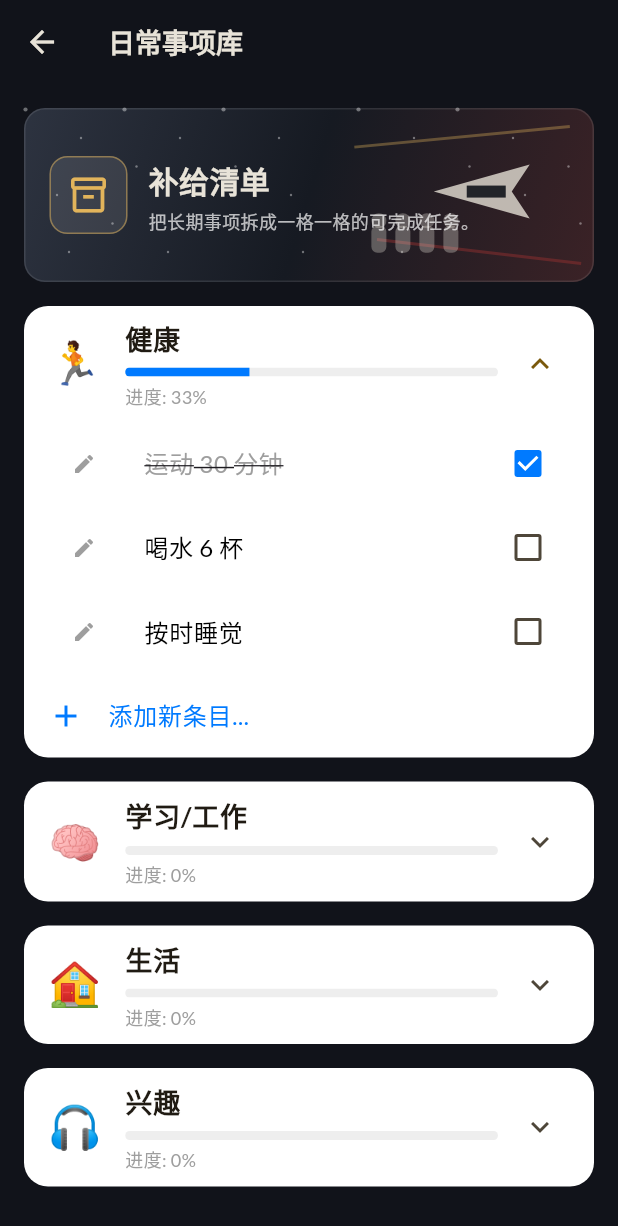
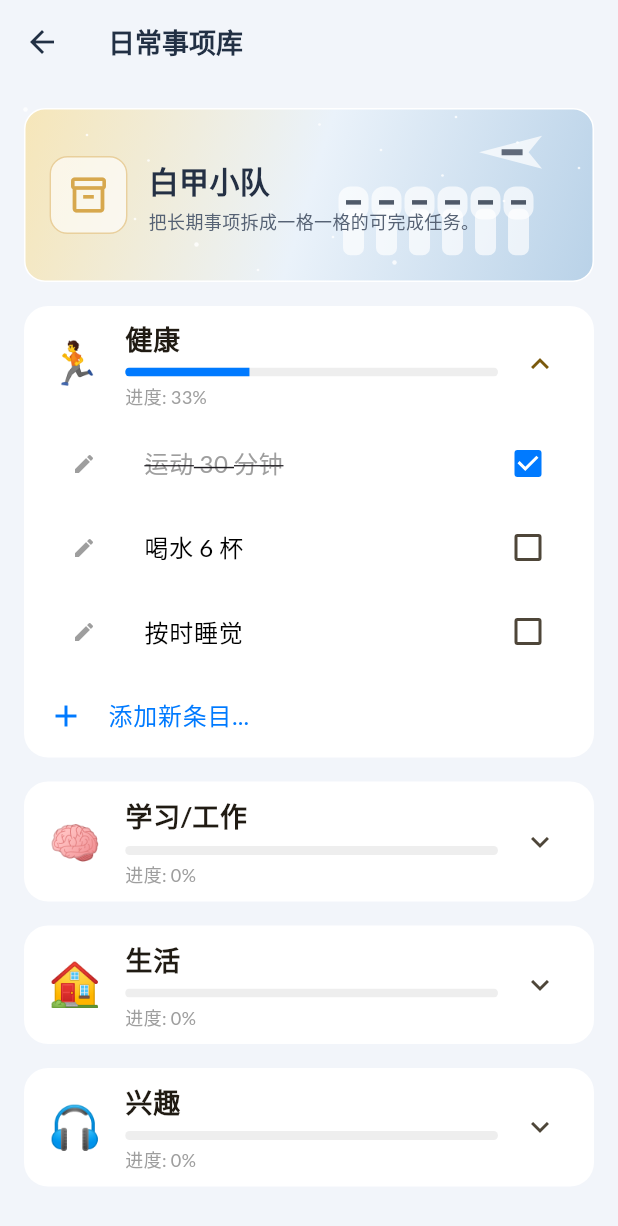
Before and after one commit to enoch-crypto/winterplan, a Flutter app: the HomeworkTab screen opened directly, after a tap on "健康", after a tap on "运动 30 分钟", on a phone screen of 412 x 824 dp. Shown: the top 1226 px of the screen. Run offline on Flutter 3.47's test engine with Material 3 defaults, Android fonts, the phone set to English and light mode, and no system bars; our stand-ins replace file_picker, fl_chart, google_fonts, share_plus, shared_preferences; accounts and stored records are empty.

Commit message:
Brighten prequel-inspired app identity

```diff
--- a/lib/main.dart
+++ b/lib/main.dart
@@ -493,12 +493,12 @@ class AppState extends ChangeNotifier {
 // 3. UI 主入口
 // ==========================================
 
-const _spaceBackground = Color(0xFF11131A);
-const _spacePanel = Color(0xFF1A1E28);
-const _spaceNav = Color(0xFF252B36);
-const _spaceAmber = Color(0xFFE2B45B);
-const _spaceRed = Color(0xFF9B3030);
-const _armorWhite = Color(0xFFE8E3D8);
+const _spaceBackground = Color(0xFFF2F5FA);
+const _spacePanel = Color(0xFFFFFFFF);
+const _spaceNav = Color(0xFFE8EEF7);
+const _spaceAmber = Color(0xFFD7A84D);
+const _spaceBlue = Color(0xFF5F86B8);
+const _armorWhite = Color(0xFFF5F1E8);
 
 class SpacePersona {
   final String id;
@@ -527,7 +527,7 @@ const _dailyPersonas = [
     subtitle: '适合把今天拆成清晰步骤，稳稳推进。',
     eraLabel: '前传感 / 白甲军团',
     armorColor: _armorWhite,
-    accentColor: _spaceRed,
+    accentColor: _spaceBlue,
     visorColor: Color(0xFF20242C),
   ),
   SpacePersona(
@@ -536,44 +536,44 @@ const _dailyPersonas = [
     subtitle: '适合探索新任务，先观察，再行动。',
     eraLabel: '前传感 / 沙地巡逻',
     armorColor: Color(0xFFD7C29A),
-    accentColor: Color(0xFF6E7F58),
+    accentColor: Color(0xFFB68C45),
     visorColor: Color(0xFF1C2322),
   ),
   SpacePersona(
     id: 'void-deck-trooper',
     title: '星舰甲板兵',
     subtitle: '适合处理杂事、整理空间、保持秩序。',
-    eraLabel: '正传感 / 星舰值守',
+    eraLabel: '前传感 / 银白星舰',
     armorColor: Color(0xFFDDE1E7),
-    accentColor: Color(0xFF4A4F58),
+    accentColor: Color(0xFF6A8CAF),
     visorColor: Color(0xFF111318),
   ),
   SpacePersona(
     id: 'twin-sun-guard',
     title: '双日守卫',
     subtitle: '适合长时间专注，慢一点也没关系。',
-    eraLabel: '正传感 / 荒漠基地',
+    eraLabel: '前传感 / 双日星港',
     armorColor: Color(0xFFE7D6B5),
-    accentColor: Color(0xFFB56A35),
+    accentColor: Color(0xFFC4934D),
     visorColor: Color(0xFF26201A),
   ),
   SpacePersona(
     id: 'red-stripe-vanguard',
-    title: '红纹先锋',
+    title: '金纹先锋',
     subtitle: '适合开局困难的一天，用第一步破局。',
     eraLabel: '前传感 / 突击小队',
     armorColor: _armorWhite,
-    accentColor: Color(0xFFC14137),
+    accentColor: Color(0xFFD7A84D),
     visorColor: Color(0xFF22252B),
   ),
   SpacePersona(
     id: 'black-bridge-officer',
-    title: '黑桥指挥官',
+    title: '议会护卫官',
     subtitle: '适合做计划、排优先级、压住节奏。',
-    eraLabel: '正传感 / 冷色舰桥',
-    armorColor: Color(0xFF2E333D),
-    accentColor: _spaceAmber,
-    visorColor: Color(0xFF0B0C10),
+    eraLabel: '前传感 / 都城议会',
+    armorColor: Color(0xFFE9EEF5),
+    accentColor: Color(0xFF7C94B4),
+    visorColor: Color(0xFF1C2733),
   ),
 ];
 
@@ -598,7 +598,7 @@ class WinterApp extends StatelessWidget {
   @override
   Widget build(BuildContext context) {
     return MaterialApp(
-      title: 'Enoch 奇迹化',
+      title: 'Enoch日常打卡',
       debugShowCheckedModeBanner: false,
       theme: ThemeData(
         brightness: Brightness.light,
@@ -612,8 +612,10 @@ class WinterApp extends StatelessWidget {
           surfaceTintColor: Colors.transparent,
           elevation: 0,
           titleTextStyle: TextStyle(
-              color: _armorWhite, fontWeight: FontWeight.bold, fontSize: 18),
-          iconTheme: IconThemeData(color: _armorWhite),
+              color: Color(0xFF223044),
+              fontWeight: FontWeight.bold,
+              fontSize: 18),
+          iconTheme: IconThemeData(color: Color(0xFF223044)),
         ),
         cardTheme: CardThemeData(
           color: Colors.white,
@@ -727,10 +729,10 @@ class DashboardTab extends StatelessWidget {
         title: Column(
           crossAxisAlignment: CrossAxisAlignment.start,
           children: [
-            const Text("Enoch 奇迹化",
+            const Text("Enoch日常打卡",
                 style: TextStyle(fontSize: 20, fontWeight: FontWeight.bold)),
             const Text("安排、专注、复盘，每天都能微调",
-                style: TextStyle(fontSize: 10, color: Colors.white60)),
+                style: TextStyle(fontSize: 10, color: Color(0xFF6A7482))),
           ],
         ),
         actions: [
@@ -752,9 +754,10 @@ class DashboardTab extends StatelessWidget {
         padding: const EdgeInsets.all(16),
         children: [
           const _SectorBanner(
-            title: "今日舰桥",
-            subtitle: "把任务排成航线，按优先级推进。",
-            icon: Icons.public,
+            title: "都城晨光",
+            subtitle: "把任务排成清晰航线，按优先级推进。",
+            icon: Icons.wb_sunny_outlined,
+            variant: SectorVariant.city,
           ),
           if (currentItem != null || nextItem != null)
             GestureDetector(
@@ -1220,12 +1223,12 @@ class _DailyPersonaCard extends StatelessWidget {
           begin: Alignment.topLeft,
           end: Alignment.bottomRight,
           colors: [
-            const Color(0xFF242833),
-            persona.accentColor.withValues(alpha: 0.55),
-            const Color(0xFF08090D),
+            const Color(0xFFF7E7BD),
+            const Color(0xFFEAF3FB),
+            persona.accentColor.withValues(alpha: 0.35),
           ],
         ),
-        border: Border.all(color: Colors.white.withValues(alpha: 0.1)),
+        border: Border.all(color: Colors.white),
       ),
       child: Stack(
         children: [
@@ -1263,7 +1266,7 @@ class _DailyPersonaCard extends StatelessWidget {
                 Text(
                   persona.title,
                   style: const TextStyle(
-                    color: _armorWhite,
+                    color: Color(0xFF243044),
                     fontSize: 24,
                     fontWeight: FontWeight.w800,
                   ),
@@ -1272,7 +1275,7 @@ class _DailyPersonaCard extends StatelessWidget {
                 Text(
                   persona.subtitle,
                   style: const TextStyle(
-                    color: Colors.white70,
+                    color: Color(0xFF566274),
                     fontSize: 13,
                     height: 1.35,
                   ),
@@ -1281,8 +1284,9 @@ class _DailyPersonaCard extends StatelessWidget {
                 FilledButton.icon(
                   style: FilledButton.styleFrom(
                     backgroundColor: isFavorited ? _spaceAmber : Colors.white12,
-                    foregroundColor:
-                        isFavorited ? const Color(0xFF181818) : _armorWhite,
+                    foregroundColor: isFavorited
+                        ? const Color(0xFF181818)
+                        : Color(0xFF243044),
                     padding:
                         const EdgeInsets.symmetric(horizontal: 12, vertical: 9),
                   ),
@@ -1371,8 +1375,9 @@ class _ScheduleSpaceCard extends StatelessWidget {
                     children: [
                       Text(item.timeRange,
                           style: TextStyle(
-                              color:
-                                  isCurrent ? Colors.white70 : Colors.white54,
+                              color: isCurrent
+                                  ? Colors.white70
+                                  : const Color(0xFF7A8492),
                               fontWeight: FontWeight.bold,
                               fontSize: 13)),
                       const Spacer(),
@@ -1402,7 +1407,9 @@ class _ScheduleSpaceCard extends StatelessWidget {
                           fontSize: 17)),
                   Text(item.content,
                       style: TextStyle(
-                          color: isCurrent ? Colors.white70 : Colors.white60,
+                          color: isCurrent
+                              ? Colors.white70
+                              : const Color(0xFF6A7482),
                           fontSize: 13),
                       maxLines: 1,
                       overflow: TextOverflow.ellipsis),
@@ -1522,15 +1529,19 @@ class _PersonaPainter extends CustomPainter {
       oldDelegate.persona.id != persona.id;
 }
 
+enum SectorVariant { city, starMap, legion, terminal, hangar }
+
 class _SectorBanner extends StatelessWidget {
   final String title;
   final String subtitle;
   final IconData icon;
+  final SectorVariant variant;
 
   const _SectorBanner({
     required this.title,
     required this.subtitle,
     required this.icon,
+    required this.variant,
   });
 
   @override
@@ -1543,15 +1554,15 @@ class _SectorBanner extends StatelessWidget {
         gradient: const LinearGradient(
           begin: Alignment.topLeft,
           end: Alignment.bottomRight,
-          colors: [Color(0xFF2D3340), Color(0xFF161A22), Color(0xFF3B2226)],
+          colors: [Color(0xFFF6E6B9), Color(0xFFEAF2FA), Color(0xFFB9D2E8)],
         ),
-        border: Border.all(color: Colors.white10),
+        border: Border.all(color: Colors.white),
       ),
       child: Stack(
         children: [
           Positioned.fill(
             child: CustomPaint(
-              painter: _FleetBannerPainter(),
+              painter: _FleetBannerPainter(variant: variant),
             ),
           ),
           Padding(
@@ -1562,7 +1573,7 @@ class _SectorBanner extends StatelessWidget {
                   width: 52,
                   height: 52,
                   decoration: BoxDecoration(
-                    color: Colors.white.withValues(alpha: 0.1),
+                    color: Colors.white.withValues(alpha: 0.62),
                     borderRadius: BorderRadius.circular(12),
                     border:
                         Border.all(color: _spaceAmber.withValues(alpha: 0.5)),
@@ -1578,7 +1589,7 @@ class _SectorBanner extends StatelessWidget {
                       Text(
                         title,
                         style: const TextStyle(
-                          color: _armorWhite,
+                          color: Color(0xFF243044),
                           fontSize: 20,
                           fontWeight: FontWeight.w800,
                         ),
@@ -1587,7 +1598,7 @@ class _SectorBanner extends StatelessWidget {
                       Text(
                         subtitle,
                         style: const TextStyle(
-                          color: Colors.white70,
+                          color: Color(0xFF566274),
                           fontSize: 12,
                           height: 1.25,
                         ),
@@ -1605,57 +1616,154 @@ class _SectorBanner extends StatelessWidget {
 }
 
 class _FleetBannerPainter extends CustomPainter {
+  final SectorVariant variant;
+
+  _FleetBannerPainter({required this.variant});
+
   @override
   void paint(Canvas canvas, Size size) {
-    final star = Paint()..color = Colors.white.withValues(alpha: 0.38);
-    for (var i = 0; i < 26; i++) {
-      final x = (i * 37 % size.width.toInt()).toDouble();
-      final y = (i * 19 % size.height.toInt()).toDouble();
-      canvas.drawCircle(Offset(x, y), i % 6 == 0 ? 1.4 : 0.8, star);
+    final star = Paint()..color = Colors.white.withValues(alpha: 0.8);
+    for (var i = 0; i < 18; i++) {
+      final x = (i * 41 % size.width.toInt()).toDouble();
+      final y = (i * 17 % size.height.toInt()).toDouble();
+      canvas.drawCircle(Offset(x, y), i % 6 == 0 ? 1.5 : 0.9, star);
     }
 
-    final beam = Paint()
-      ..color = _spaceAmber.withValues(alpha: 0.35)
+    switch (variant) {
+      case SectorVariant.city:
+        _drawCity(canvas, size);
+        break;
+      case SectorVariant.starMap:
+        _drawStarMap(canvas, size);
+        break;
+      case SectorVariant.legion:
+        _drawLegion(canvas, size);
+        break;
+      case SectorVariant.terminal:
+        _drawTerminal(canvas, size);
+        break;
+      case SectorVariant.hangar:
+        _drawHangar(canvas, size);
+        break;
+    }
+  }
+
+  void _drawCity(Canvas canvas, Size size) {
+    final tower = Paint()..color = Colors.white.withValues(alpha: 0.55);
+    final line = Paint()
+      ..color = _spaceBlue.withValues(alpha: 0.55)
       ..strokeWidth = 2;
-    canvas.drawLine(Offset(size.width * 0.58, size.height * 0.22),
-        Offset(size.width * 0.96, size.height * 0.1), beam);
-    canvas.drawLine(
-        Offset(size.width * 0.62, size.height * 0.76),
-        Offset(size.width * 0.98, size.height * 0.9),
-        beam..color = _spaceRed.withValues(alpha: 0.45));
-
-    final ship = Paint()..color = _armorWhite.withValues(alpha: 0.78);
-    final dark = Paint()
-      ..color = const Color(0xFF11131A).withValues(alpha: 0.9);
-    final startX = size.width * 0.72;
-    final startY = size.height * 0.48;
+    for (var i = 0; i < 5; i++) {
+      final x = size.width * (0.6 + i * 0.07);
+      canvas.drawRRect(
+        RRect.fromRectAndRadius(
+          Rect.fromLTWH(x, size.height * (0.28 + i * 0.05), 18,
+              size.height * (0.55 - i * 0.04)),
+          const Radius.circular(9),
+        ),
+        tower,
+      );
+      canvas.drawLine(Offset(x + 9, size.height * 0.2),
+          Offset(x + 9, size.height * (0.28 + i * 0.05)), line);
+    }
+    _drawCruiser(
+        canvas, size, Offset(size.width * 0.78, size.height * 0.22), 0.72);
+  }
+
+  void _drawStarMap(Canvas canvas, Size size) {
+    final orbit = Paint()
+      ..color = _spaceBlue.withValues(alpha: 0.45)
+      ..style = PaintingStyle.stroke
+      ..strokeWidth = 1.4;
+    final planet = Paint()..color = _spaceAmber.withValues(alpha: 0.55);
+    final center = Offset(size.width * 0.76, size.height * 0.48);
+    for (var i = 1; i <= 3; i++) {
+      canvas.drawCircle(center, i * 18, orbit);
+    }
+    canvas.drawCircle(center, 10, planet);
+    _drawCruiser(
+        canvas, size, Offset(size.width * 0.62, size.height * 0.28), 0.52);
+  }
+
+  void _drawLegion(Canvas canvas, Size size) {
+    final armor = Paint()..color = Colors.white.withValues(alpha: 0.68);
+    final visor = Paint()
+      ..color = const Color(0xFF263244).withValues(alpha: 0.8);
+    for (var i = 0; i < 6; i++) {
+      final dx = size.width * 0.56 + i * 22;
+      canvas.drawRRect(
+          RRect.fromRectAndRadius(Rect.fromLTWH(dx, size.height * 0.58, 14, 31),
+              const Radius.circular(5)),
+          armor);
+      canvas.drawRRect(
+          RRect.fromRectAndRadius(
+              Rect.fromLTWH(dx - 3, size.height * 0.45, 20, 22),
+              const Radius.circular(8)),
+          armor);
+      canvas.drawRect(Rect.fromLTWH(dx + 2, size.height * 0.53, 10, 3), visor);
+    }
+    _drawCruiser(
+        canvas, size, Offset(size.width * 0.8, size.height * 0.25), 0.5);
+  }
+
+  void _drawTerminal(Canvas canvas, Size size) {
+    final panel = Paint()..color = Colors.white.withValues(alpha: 0.62);
+    final blue = Paint()..color = _spaceBlue.withValues(alpha: 0.52);
+    final amber = Paint()..color = _spaceAmber.withValues(alpha: 0.6);
+    canvas.drawRRect(
+        RRect.fromRectAndRadius(
+            Rect.fromLTWH(size.width * 0.62, size.height * 0.32, 112, 50),
+            const Radius.circular(12)),
+        panel);
+    for (var i = 0; i < 4; i++) {
+      canvas.drawRect(
+          Rect.fromLTWH(size.width * 0.65 + i * 20, size.height * 0.45, 12, 12),
+          i.isEven ? blue : amber);
+    }
+    canvas.drawCircle(Offset(size.width * 0.84, size.height * 0.55), 17, blue);
+  }
+
+  void _drawHangar(Canvas canvas, Size size) {
+    final floor = Paint()..color = Colors.white.withValues(alpha: 0.35);
+    final line = Paint()
+      ..color = _spaceAmber.withValues(alpha: 0.6)
+      ..strokeWidth = 2;
     canvas.drawPath(
       Path()
-        ..moveTo(startX, startY)
-        ..lineTo(startX + 64, startY - 18)
-        ..lineTo(startX + 52, startY)
-        ..lineTo(startX + 64, startY + 18)
+        ..moveTo(size.width * 0.52, size.height)
+        ..lineTo(size.width, size.height * 0.72)
+        ..lineTo(size.width, size.height)
+        ..close(),
+      floor,
+    );
+    canvas.drawLine(Offset(size.width * 0.58, size.height * 0.96),
+        Offset(size.width * 0.96, size.height * 0.76), line);
+    _drawCruiser(
+        canvas, size, Offset(size.width * 0.78, size.height * 0.4), 0.85);
+  }
+
+  void _drawCruiser(Canvas canvas, Size size, Offset origin, double scale) {
+    final ship = Paint()..color = Colors.white.withValues(alpha: 0.72);
+    final dark = Paint()
+      ..color = const Color(0xFF243044).withValues(alpha: 0.7);
+    canvas.drawPath(
+      Path()
+        ..moveTo(origin.dx, origin.dy)
+        ..lineTo(origin.dx + 84 * scale, origin.dy - 22 * scale)
+        ..lineTo(origin.dx + 66 * scale, origin.dy)
+        ..lineTo(origin.dx + 84 * scale, origin.dy + 22 * scale)
         ..close(),
       ship,
     );
-    canvas.drawRect(Rect.fromLTWH(startX + 22, startY - 4, 26, 8), dark);
-
-    final soldier = Paint()..color = _armorWhite.withValues(alpha: 0.32);
-    for (var i = 0; i < 4; i++) {
-      final dx = size.width * 0.61 + i * 16;
-      canvas.drawRRect(
-        RRect.fromRectAndRadius(
-          Rect.fromLTWH(dx, size.height * 0.68, 10, 18),
-          const Radius.circular(4),
-        ),
-        soldier,
-      );
-      canvas.drawCircle(Offset(dx + 5, size.height * 0.65), 5, soldier);
-    }
+    canvas.drawRect(
+        Rect.fromLTWH(origin.dx + 30 * scale, origin.dy - 4 * scale, 28 * scale,
+            8 * scale),
+        dark);
   }
 
   @override
-  bool shouldRepaint(covariant CustomPainter oldDelegate) => false;
+  bool shouldRepaint(covariant _FleetBannerPainter oldDelegate) =>
+      oldDelegate.variant != variant;
 }
 
 class CalendarTab extends StatefulWidget {
@@ -1690,6 +1798,7 @@ class _CalendarTabState extends State<CalendarTab> {
             title: "星图月历",
             subtitle: "特殊安排像坐标一样标记在这个月。",
             icon: Icons.radar,
+            variant: SectorVariant.starMap,
           ),
           Card(
             child: Padding(
@@ -1897,9 +2006,10 @@ class HomeworkTab extends StatelessWidget {
         padding: const EdgeInsets.all(16),
         children: [
           const _SectorBanner(
-            title: "补给清单",
+            title: "白甲小队",
             subtitle: "把长期事项拆成一格一格的可完成任务。",
             icon: Icons.inventory_2_outlined,
+            variant: SectorVariant.legion,
           ),
           for (var i = 0; i < state.homeworks.length; i++) ...[
             Builder(builder: (ctx) {
@@ -2058,9 +2168,10 @@ class _TodoTabState extends State<TodoTab> {
         padding: const EdgeInsets.all(16),
         children: [
           const _SectorBanner(
-            title: "任务终端",
+            title: "机器人终端",
             subtitle: "先写下一件事，再把它完成。",
             icon: Icons.terminal,
+            variant: SectorVariant.terminal,
           ),
           Card(
             child: Padding(
@@ -2425,9 +2536,10 @@ class SettingsTab extends StatelessWidget {
         padding: const EdgeInsets.all(16),
         children: [
           const _SectorBanner(
-            title: "舰船控制台",
+            title: "星港控制台",
             subtitle: "管理数据、备份和恢复。",
             icon: Icons.settings_input_component_outlined,
+            variant: SectorVariant.hangar,
           ),
           _buildSectionHeader("数据控制"),
           Card(
@@ -2496,7 +2608,7 @@ class SettingsTab extends StatelessWidget {
                   })),
           const SizedBox(height: 40),
           const Center(
-              child: Text("Version 1.4.1 (Enoch 奇迹化)",
+              child: Text("Version 1.4.2 (Enoch日常打卡)",
                   style: TextStyle(color: Colors.grey))),
         ],
       ),
--- a/pubspec.yaml
+++ b/pubspec.yaml
@@ -1,7 +1,7 @@
 name: enochwinplan
 description: "A new Flutter project."
 publish_to: 'none'
-version: 1.4.1+8
+version: 1.4.2+9
 
 environment:
   sdk: '>=3.4.0 <4.0.0'
```
Also changed, not shown: docs/images/app-icon-v1.4.2.png (added), 29 other files.
